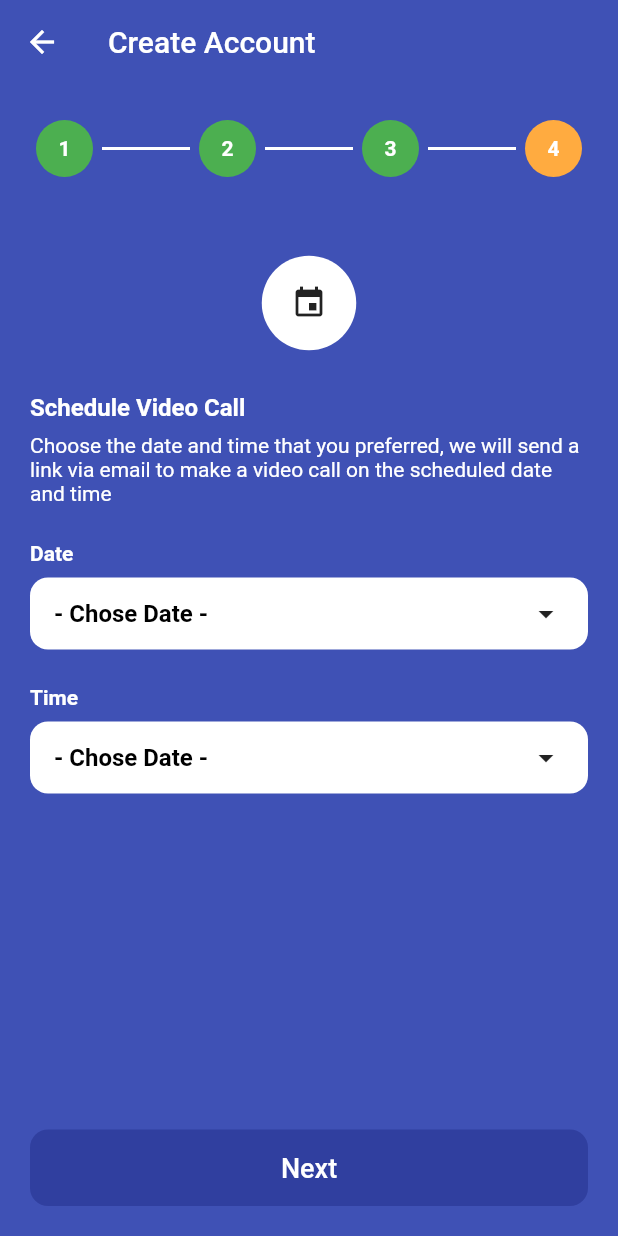
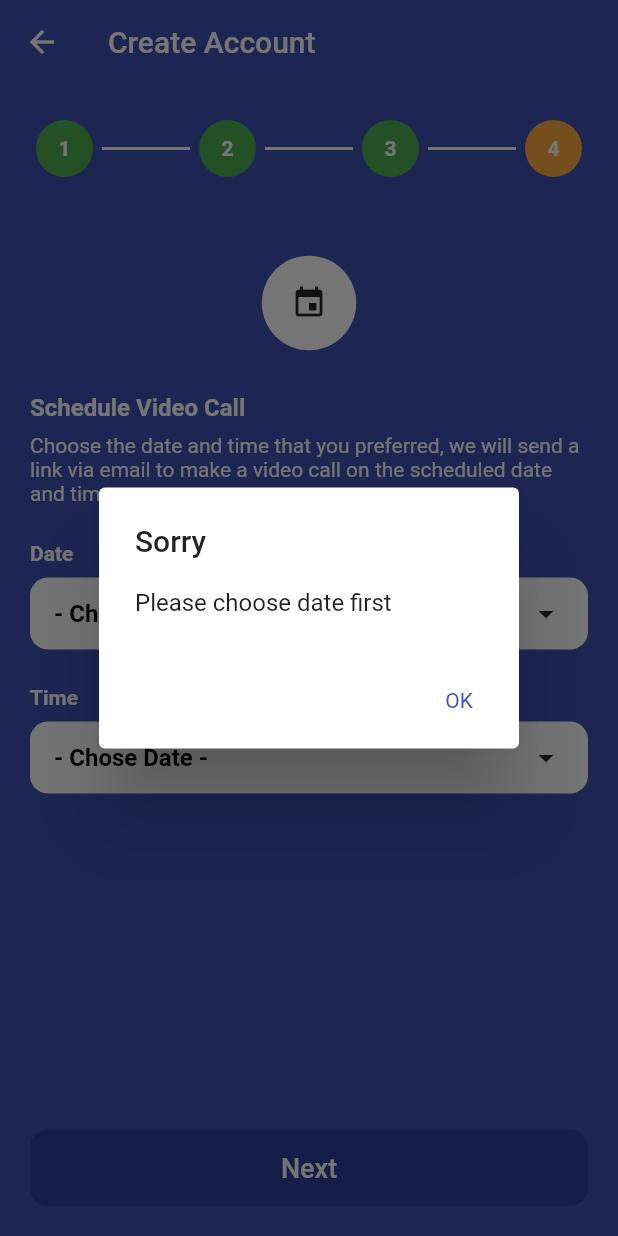
Before and after one commit to FungkiPandu/flutter_mini_register, a Flutter app: the ScheduleVidCallPage screen opened directly with empty values, after a tap on "Next", on a phone screen of 412 x 824 dp. Run offline on Flutter 3.47's test engine with Material 2 defaults, Android fonts, the phone set to English and light mode, and no system bars.

Commit message:
feat: validate chosen date and time

```diff
--- a/lib/helper/datetime.dart
+++ b/lib/helper/datetime.dart
@@ -53,17 +53,17 @@ class DateTimeHelper {
     return months[date.month - 1];
   }
 
-  static toDateTime(TimeOfDay time) {
+  static DateTime toDateTime(TimeOfDay time) {
     final now = new DateTime.now();
     return new DateTime(now.year, now.month, now.day, time.hour, time.minute);
   }
 
-  static bindDateAndTime(DateTime date, TimeOfDay time) {
+  static DateTime bindDateAndTime(DateTime date, TimeOfDay time) {
     return new DateTime(
         date.year, date.month, date.day, time.hour, time.minute);
   }
 
-  static bindDateTime(DateTime date, DateTime time) {
+  static DateTime bindDateTime(DateTime date, DateTime time) {
     return new DateTime(
         date.year, date.month, date.day, time.hour, time.minute);
   }
--- a/lib/logic/register/schedule_vidcall.dart
+++ b/lib/logic/register/schedule_vidcall.dart
@@ -0,0 +1,12 @@
+import 'package:flutter_mini_register/helper/datetime.dart';
+
+class ScheduleVidCallLogic {
+  bool isDateValid(DateTime? date) => date != null;
+
+  bool isTimeValid(DateTime? time) => time != null;
+
+  bool isDateAndTimeValid(DateTime? date, DateTime? time) {
+    if (date == null || time == null) return false;
+    return DateTimeHelper.bindDateTime(date, time).isAfter(DateTime.now());
+  }
+}
--- a/lib/screen/register/page4_schedule_vidcall/schedule_vidcall_page.dart
+++ b/lib/screen/register/page4_schedule_vidcall/schedule_vidcall_page.dart
@@ -1,9 +1,12 @@
 import 'package:flutter/material.dart';
+import 'package:flutter_mini_register/component/my_alert_dialog.dart';
 import 'package:flutter_mini_register/component/my_button.dart';
 import 'package:flutter_mini_register/component/my_date_picker.dart';
 import 'package:flutter_mini_register/component/my_text.dart';
 import 'package:flutter_mini_register/component/my_time_picker.dart';
 import 'package:flutter_mini_register/component/template/register_stepper.dart';
+import 'package:flutter_mini_register/helper/navigation/navigate.dart';
+import 'package:flutter_mini_register/logic/register/schedule_vidcall.dart';
 
 class ScheduleVidCallPage extends StatefulWidget {
   final String email;
@@ -27,6 +30,8 @@ class ScheduleVidCallPage extends StatefulWidget {
 
 class _ScheduleVidCallPageState extends State<ScheduleVidCallPage>
     with SingleTickerProviderStateMixin {
+  var _logic = ScheduleVidCallLogic();
+
   late Animation<double> _animation;
   late AnimationController _controller;
 
@@ -105,8 +110,8 @@ class _ScheduleVidCallPageState extends State<ScheduleVidCallPage>
             SizedBox(height: 8),
             MyText(
               "Choose the date and time that you preferred, we will send a "
-              "link via email to make a video call on the scheduled date "
-              "and time",
+                  "link via email to make a video call on the scheduled date "
+                  "and time",
               type: MyTextType.body,
               color: Colors.white,
             ),
@@ -140,7 +145,38 @@ class _ScheduleVidCallPageState extends State<ScheduleVidCallPage>
     return MyButton(
       text: "Next",
       color: Theme.of(context).primaryColorDark,
-      onPressed: () {},
+      onPressed: () {
+        // validate date and time
+        if (!_logic.isDateValid(_selectedDate)) {
+          _showErrorDialog("Please choose date first");
+          return;
+        }
+        if (!_logic.isTimeValid(_selectedTime)) {
+          _showErrorDialog("Please choose time first");
+          return;
+        }
+        if (!_logic.isDateAndTimeValid(_selectedDate, _selectedTime)) {
+          _showErrorDialog("Please choose date and time more than now");
+          return;
+        }
+      },
+    );
+  }
+
+  void _showErrorDialog(String message) {
+    showMyDialog(
+      context: context,
+      builder: (context) => MyAlertDialog(
+        title: "Sorry",
+        content: message,
+        actions: [
+          MyAlertDialogButton(
+            text: "OK",
+            isDefaultAction: true,
+            onPressed: Navigate(context).pop,
+          ),
+        ],
+      ),
     );
   }
 
```
